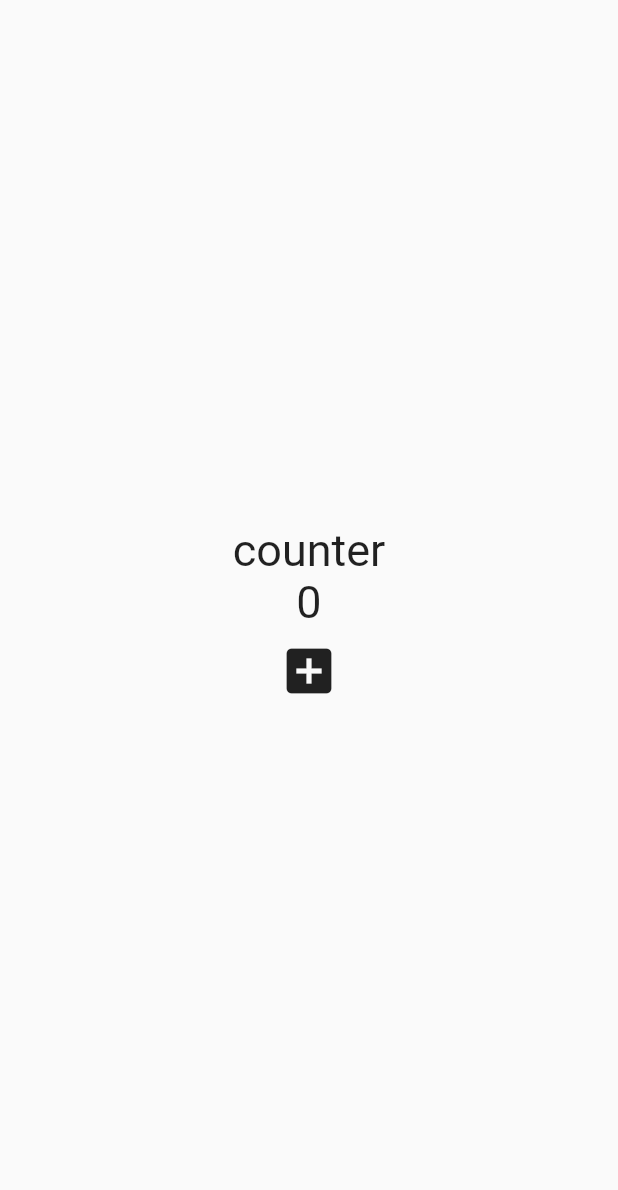
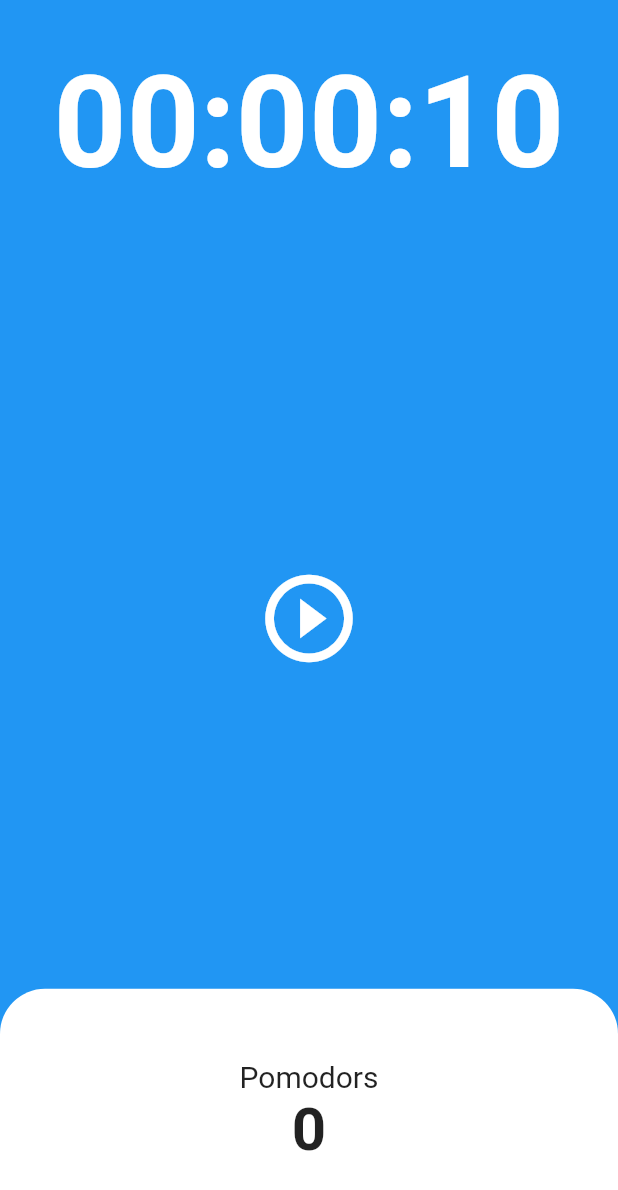
Before and after one commit to J-Rigondo/toonflix, a Flutter app: the screen it shows after launch, on a phone screen of 412 x 824 dp. Shown: the top 1190 px of the screen. Run offline on Flutter 3.47's test engine with Material 2 defaults, Android fonts, the phone set to English and light mode, and no system bars.

Commit message:
pomodoro finish

```diff
--- a/lib/main.dart
+++ b/lib/main.dart
@@ -1,4 +1,5 @@
 import 'package:flutter/material.dart';
+import 'package:toonflix/screens/home-screen.dart';
 
 void main() {
   runApp(const App());
@@ -31,28 +32,13 @@ class _AppState extends State<App> {
     print('build');
     //버튼을계속누르면 빌드가 일어날까
     return MaterialApp(
+      theme: ThemeData(
+          colorScheme: const ColorScheme.light(),
+          textTheme: const TextTheme(
+              displayLarge: TextStyle(color: Color(0xFF232B55)))),
       home: Scaffold(
         body: SafeArea(
-          child: Padding(
-            padding: const EdgeInsets.all(12),
-            child: Center(
-              child: Column(
-                mainAxisAlignment: MainAxisAlignment.center,
-                children: [
-                  const Text(
-                    'counter',
-                    style: TextStyle(fontSize: 30),
-                  ),
-                  Text('$counter', style: const TextStyle(fontSize: 30)),
-                  IconButton(
-                    onPressed: onClick,
-                    icon: const Icon(Icons.add_box),
-                    iconSize: 40,
-                  )
-                ],
-              ),
-            ),
-          ),
+          child: HomeScreen(),
         ),
       ),
     );
--- /dev/null
+++ b/lib/screens/home-screen.dart
@@ -0,0 +1,127 @@
+import 'dart:async';
+
+import 'package:flutter/material.dart';
+
+class HomeScreen extends StatefulWidget {
+  const HomeScreen({super.key});
+
+  @override
+  State<HomeScreen> createState() => _HomeScreenState();
+}
+
+class _HomeScreenState extends State<HomeScreen> {
+  int totalSeconds = 10;
+  late Timer timer;
+  bool isRunning = false;
+  int totalPomodoros = 0;
+
+  void onTick(Timer timer) {
+    if (totalSeconds == 0) {
+      setState(() {
+        totalPomodoros = totalPomodoros + 1;
+        isRunning = false;
+        totalSeconds = 10;
+      });
+      timer.cancel();
+    }
+
+    setState(() {
+      totalSeconds = totalSeconds - 1;
+    });
+  }
+
+  void onStartPressed() {
+    if (!isRunning) {
+      timer = Timer.periodic(const Duration(seconds: 1), onTick);
+    } else {
+      timer.cancel();
+
+      print(timer);
+    }
+
+    setState(() {
+      isRunning = !isRunning;
+    });
+  }
+
+  String _printDuration(int seconds) {
+    var duration = Duration(seconds: seconds);
+    String twoDigits(int n) => n.toString().padLeft(2, "0");
+    String twoDigitMinutes = twoDigits(duration.inMinutes.remainder(60));
+    String twoDigitSeconds = twoDigits(duration.inSeconds.remainder(60));
+    return "${twoDigits(duration.inHours)}:$twoDigitMinutes:$twoDigitSeconds";
+  }
+
+  String format(int seconds) {
+    var duration = Duration(seconds: seconds);
+
+    return '$duration';
+  }
+
+  @override
+  Widget build(BuildContext context) {
+    return Scaffold(
+      backgroundColor: Theme.of(context).primaryColor,
+      body: Column(
+        children: [
+          Flexible(
+              flex: 1,
+              child: Container(
+                alignment: Alignment.center,
+                child: Text(
+                  _printDuration(totalSeconds),
+                  style: TextStyle(
+                      color: Theme.of(context).cardColor,
+                      fontSize: 85,
+                      fontWeight: FontWeight.w600),
+                ),
+              )),
+          Flexible(
+              flex: 3,
+              child: Center(
+                child: IconButton(
+                  icon: Icon(
+                    isRunning
+                        ? Icons.pause_circle_outline
+                        : Icons.play_circle_outline,
+                    color: Theme.of(context).cardColor,
+                  ),
+                  iconSize: 70,
+                  onPressed: onStartPressed,
+                ),
+              )),
+          Flexible(
+              flex: 1,
+              child: Row(
+                children: [
+                  Expanded(
+                    child: Container(
+                      decoration: BoxDecoration(
+                          color: Theme.of(context).cardColor,
+                          borderRadius: BorderRadius.only(
+                              topLeft: Radius.circular(30),
+                              topRight: Radius.circular(30))),
+                      child: Column(
+                        mainAxisAlignment: MainAxisAlignment.center,
+                        children: [
+                          Text(
+                            'Pomodors',
+                            style: TextStyle(
+                                fontSize: 20, fontWeight: FontWeight.w400),
+                          ),
+                          Text(
+                            '$totalPomodoros',
+                            style: TextStyle(
+                                fontSize: 40, fontWeight: FontWeight.w600),
+                          )
+                        ],
+                      ),
+                    ),
+                  ),
+                ],
+              ))
+        ],
+      ),
+    );
+  }
+}
```
